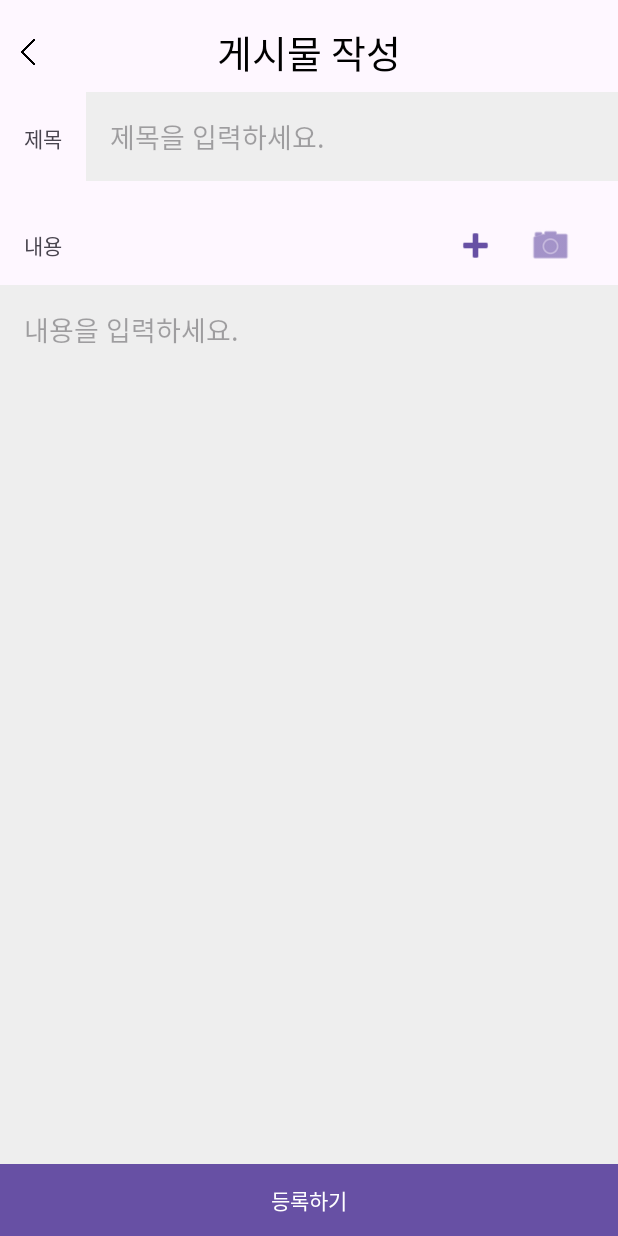
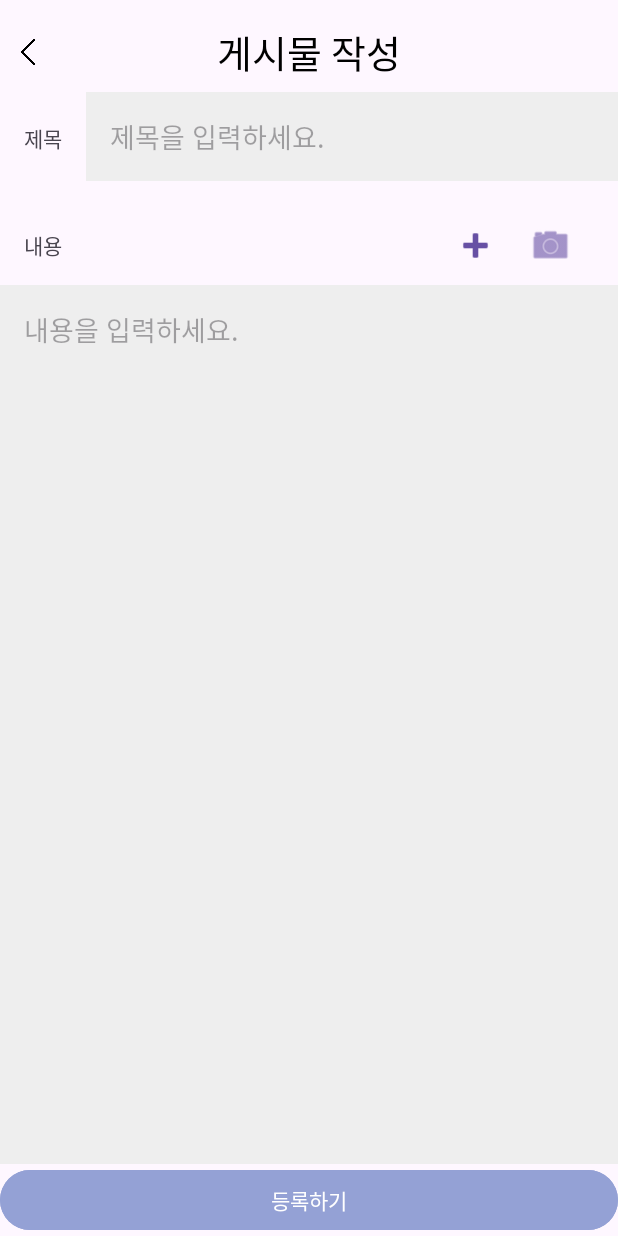
Before and after one commit to vlcl753/Project_SF, an Android app: the screen it shows after launch (Post_CreateActivity), on a phone screen of 412 x 824 dp. Run offline under Robolectric (Android 15) with nearby library versions, the phone set to English and light mode, and no system bars; our stand-ins replace Firebase (no records; nobody signed in at launch, a user with empty details on screens opened directly).

Commit message:
"post_create 버튼 색 변경"

```diff
--- a/app/src/main/res/layout/activity_post_create.xml
+++ b/app/src/main/res/layout/activity_post_create.xml
@@ -128,7 +128,7 @@
             android:layout_height="wrap_content"
             android:text="등록하기"
             android:textColor="#FFFFFF"
-            android:background="#C62828"
+            android:backgroundTint="@color/skyBlue"
             />
 
 
--- a/app/src/main/res/values/colors.xml
+++ b/app/src/main/res/values/colors.xml
@@ -12,4 +12,6 @@
     <color name="dialogColor">#A6333333</color>
 
 
+
+
 </resources>
```
